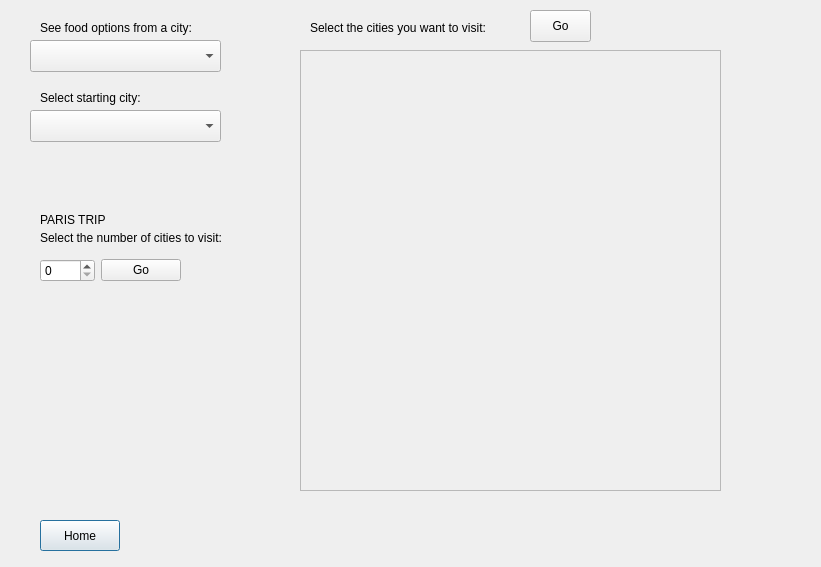
Before: the Qt Designer form customerpage.ui in tsukidan/CS1D-Project-1, drawn with Qt 5.
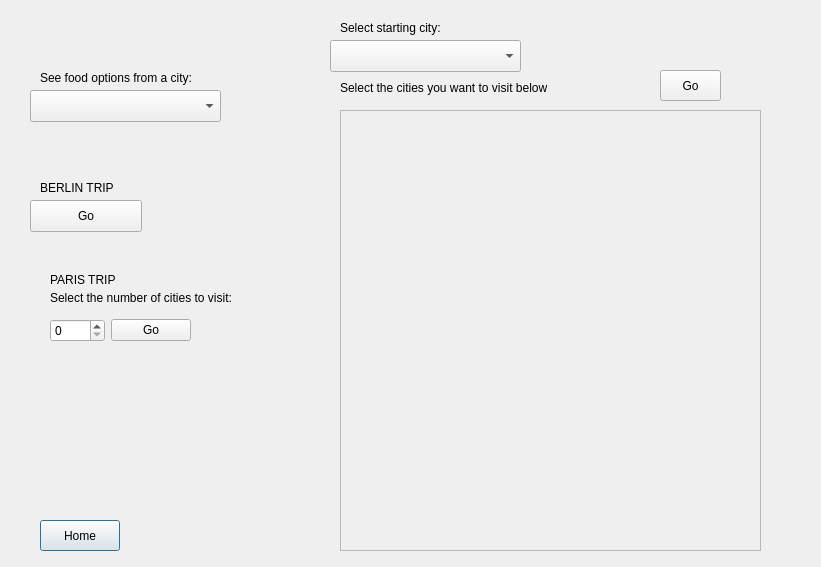
After: the same form once the commit is applied.

The edit to the form file:
```diff
--- a/customerpage.ui
+++ b/customerpage.ui
@@ -17,7 +17,7 @@
    <property name="geometry">
     <rect>
      <x>30</x>
-     <y>40</y>
+     <y>90</y>
      <width>191</width>
      <height>32</height>
     </rect>
@@ -27,7 +27,7 @@
    <property name="geometry">
     <rect>
      <x>40</x>
-     <y>20</y>
+     <y>70</y>
      <width>231</width>
      <height>16</height>
     </rect>
@@ -52,21 +52,21 @@
   <widget class="QLabel" name="VisitCityLabel">
    <property name="geometry">
     <rect>
-     <x>310</x>
-     <y>20</y>
-     <width>231</width>
+     <x>340</x>
+     <y>80</y>
+     <width>251</width>
      <height>16</height>
     </rect>
    </property>
    <property name="text">
-    <string>Select the cities you want to visit:</string>
+    <string>Select the cities you want to visit below</string>
    </property>
   </widget>
   <widget class="QFrame" name="CitySelectFrame">
    <property name="geometry">
     <rect>
-     <x>300</x>
-     <y>50</y>
+     <x>340</x>
+     <y>110</y>
      <width>421</width>
      <height>441</height>
     </rect>
@@ -82,10 +82,10 @@
   <widget class="QPushButton" name="pushButton">
    <property name="geometry">
     <rect>
-     <x>530</x>
-     <y>10</y>
+     <x>660</x>
+     <y>70</y>
      <width>61</width>
-     <height>32</height>
+     <height>31</height>
     </rect>
    </property>
    <property name="text">
@@ -95,8 +95,8 @@
   <widget class="QLabel" name="StartCityLabel">
    <property name="geometry">
     <rect>
-     <x>40</x>
-     <y>90</y>
+     <x>340</x>
+     <y>20</y>
      <width>231</width>
      <height>16</height>
     </rect>
@@ -108,8 +108,8 @@
   <widget class="QComboBox" name="StartingCitySelect">
    <property name="geometry">
     <rect>
-     <x>30</x>
-     <y>110</y>
+     <x>330</x>
+     <y>40</y>
      <width>191</width>
      <height>32</height>
     </rect>
@@ -118,8 +118,8 @@
   <widget class="QLabel" name="ParisLabel">
    <property name="geometry">
     <rect>
-     <x>40</x>
-     <y>210</y>
+     <x>50</x>
+     <y>270</y>
      <width>71</width>
      <height>20</height>
     </rect>
@@ -131,8 +131,8 @@
   <widget class="QLabel" name="ParisNumLabel">
    <property name="geometry">
     <rect>
-     <x>40</x>
-     <y>230</y>
+     <x>50</x>
+     <y>290</y>
      <width>211</width>
      <height>16</height>
     </rect>
@@ -144,8 +144,8 @@
   <widget class="QWidget" name="layoutWidget">
    <property name="geometry">
     <rect>
-     <x>40</x>
-     <y>250</y>
+     <x>50</x>
+     <y>310</y>
      <width>141</width>
      <height>41</height>
     </rect>
@@ -163,6 +163,32 @@
     </item>
    </layout>
   </widget>
+  <widget class="QLabel" name="BerlinLabel">
+   <property name="geometry">
+    <rect>
+     <x>40</x>
+     <y>180</y>
+     <width>131</width>
+     <height>16</height>
+    </rect>
+   </property>
+   <property name="text">
+    <string>BERLIN TRIP</string>
+   </property>
+  </widget>
+  <widget class="QPushButton" name="BerlinView">
+   <property name="geometry">
+    <rect>
+     <x>30</x>
+     <y>200</y>
+     <width>112</width>
+     <height>32</height>
+    </rect>
+   </property>
+   <property name="text">
+    <string>Go</string>
+   </property>
+  </widget>
  </widget>
  <resources/>
  <connections/>
```
